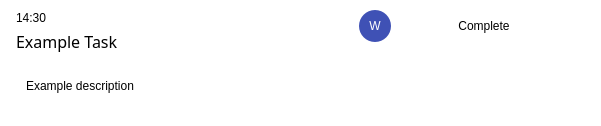
Above: uis/res/ui_note_item.ui from GorgeousOne/TaskManagementApp before the change. Below: the same form after it.
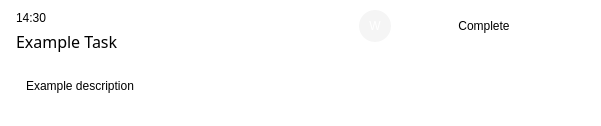
That is the form after the change. Icons and pictures are not drawn.

Commit message: WIP syncing project buttons

What changed in the file:
```diff
--- a/uis/res/ui_note_item.ui
+++ b/uis/res/ui_note_item.ui
@@ -137,7 +137,7 @@
             <string notr="true">border: 0px solid;
 border-radius: 16px;
 color: rgb(255, 255, 255);
-background: rgb(63, 81, 181);
+background: rgb(245, 245, 245);
 font: 63 12pt &quot;Segoe UI Semibold&quot;;</string>
            </property>
            <property name="text">
```
Left out of the diff: 2 changed lines with no effect on the pictures. The commit also changes 6 other files.
